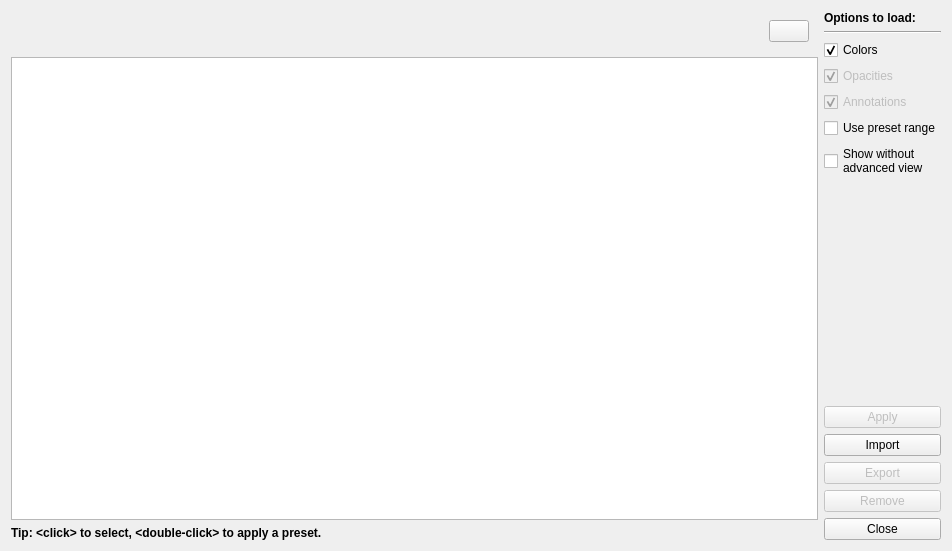
This is Qt/Components/Resources/UI/pqPresetDialog.ui in Kitware/ParaView as Qt 5 draws it before an edit. The edited form follows.
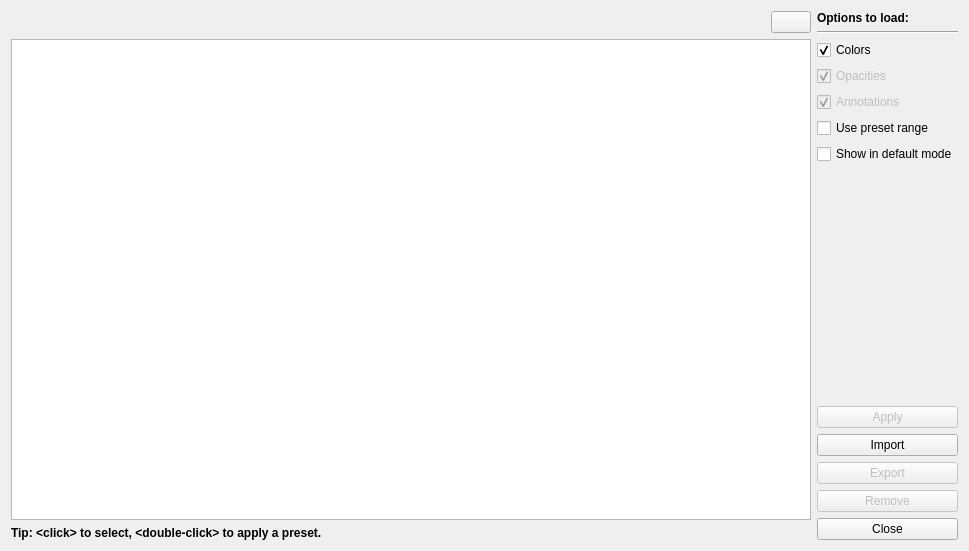
This is the edited form. Icons and pictures are not drawn. Custom widgets are drawn as their Qt base class.

Commit message: Remove padding added by Qt Designer

```diff
--- a/Qt/Components/Resources/UI/pqPresetDialog.ui
+++ b/Qt/Components/Resources/UI/pqPresetDialog.ui
@@ -129,8 +129,7 @@
      <item>
       <widget class="QCheckBox" name="showDefault">
        <property name="text">
-        <string>Show without
-advanced view</string>
+        <string>Show in default mode</string>
        </property>
       </widget>
      </item>
@@ -196,6 +195,21 @@
    <item row="0" column="0">
     <widget class="QWidget" name="widget" native="true">
      <layout class="QHBoxLayout" name="horizontalLayout">
+      <property name="spacing">
+       <number>4</number>
+      </property>
+      <property name="leftMargin">
+       <number>0</number>
+      </property>
+      <property name="topMargin">
+       <number>0</number>
+      </property>
+      <property name="rightMargin">
+       <number>0</number>
+      </property>
+      <property name="bottomMargin">
+       <number>0</number>
+      </property>
       <item>
        <widget class="pqSearchBox" name="searchBox" native="true">
         <property name="sizePolicy">
```
